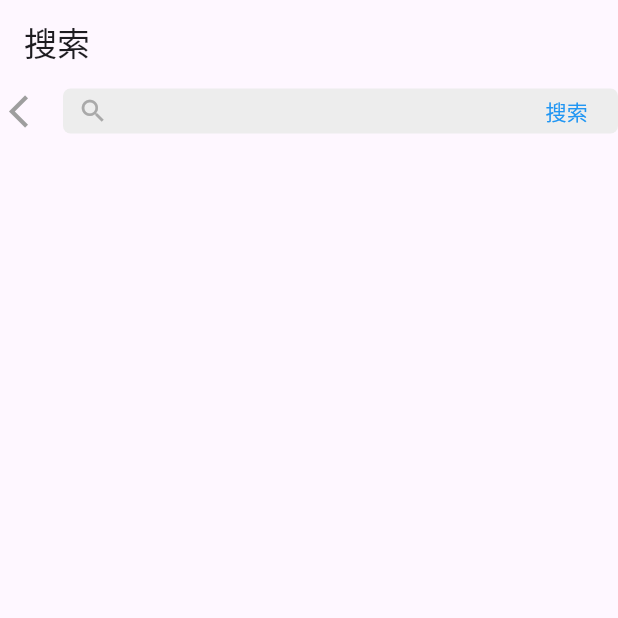
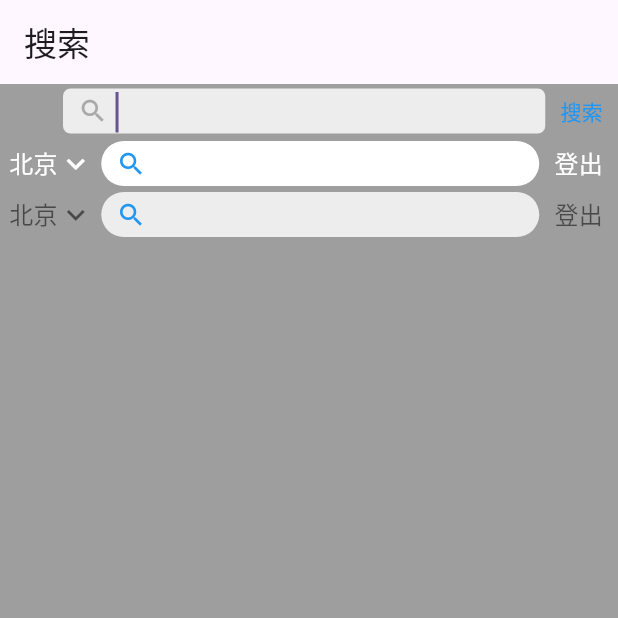
Before and after one commit to Boom618/Flutter_learn, a Flutter app: the SearchPage screen opened directly, on a phone screen of 412 x 824 dp, the top half of it. Run offline on Flutter 3.47's test engine with Material 3 defaults, Android fonts, the phone set to English and light mode, and no system bars; our stand-ins replace carousel_slider, shared_preferences; missing offline and left inert: flutter_hi_cache; accounts and stored records are empty.

Commit message:
feat ： 主页的两种搜索样式

```diff
--- a/lib/pages/search_page.dart
+++ b/lib/pages/search_page.dart
@@ -14,10 +14,17 @@ class _SearchPageState extends State<SearchPage> {
   @override
   Widget build(BuildContext context) {
     return Scaffold(
+      backgroundColor: Colors.grey,
       appBar: AppBar(
         title: const Text("搜索"),
       ),
-      body: SearchBarWidget(),
+      body: Column(
+        children: [
+          SearchBarWidget(searchBarType: SearchBarType.normal),
+          SearchBarWidget(searchBarType: SearchBarType.home),
+          SearchBarWidget(searchBarType: SearchBarType.homeLight),
+        ],
+      ),
     );
   }
 }
--- a/lib/widget/search_bar_widget.dart
+++ b/lib/widget/search_bar_widget.dart
@@ -82,23 +82,66 @@ class _SearchBarWidgetState extends State<SearchBarWidget> {
                 ? const Color(0xffa9a9a9)
                 : Colors.blue,
           ),
-          Expanded(child: Container()),
-          // 右侧的图标按钮
-          _wrapTap(
-              const Padding(
-                padding: EdgeInsets.fromLTRB(10, 5, 10, 5),
-                child: Text(
-                  "搜索",
-                  style: TextStyle(
-                    color: Colors.blue,
-                    fontSize: 14,
-                  ),
-                ),
-              ),
-              widget.rightButtonClick)
+          Expanded(child: _textField),
+          if (showClear)
+            _wrapTap(
+                const Icon(
+                  Icons.clear,
+                  size: 22,
+                  color: Colors.grey,
+                ), () {
+              setState(() {
+                _controller.clear();
+              });
+              _onChanged('');
+            })
         ],
       ),
     );
+  }
+
+  get _homeFontColor => widget.searchBarType == SearchBarType.homeLight
+      ? Colors.black54
+      : Colors.white;
+
+  /// 输入框
+  get _textField => widget.searchBarType == SearchBarType.normal
+      ? TextField(
+          controller: _controller,
+          onChanged: _onChanged,
+          autofocus: true,
+          // 自动获取焦点
+          style: const TextStyle(
+              color: Colors.black, fontSize: 18, fontWeight: FontWeight.w300),
+          // 输入框文本样式
+          decoration: InputDecoration(
+            contentPadding: const EdgeInsets.fromLTRB(5, 0, 5, 15),
+            border: InputBorder.none, // 去除输入框
+            hintText: widget.hint,
+            hintStyle: const TextStyle(fontSize: 15),
+          ),
+        )
+      : _wrapTap(
+          Text(
+            widget.defaultText ?? "",
+            style: const TextStyle(fontSize: 13, color: Colors.grey),
+          ),
+          widget.inputBoxClick);
+
+  //
+  void _onChanged(String value) {
+    if (value.isNotEmpty) {
+      setState(() {
+        showClear = true;
+      });
+    } else {
+      setState(() {
+        showClear = false;
+      });
+    }
+    if (widget.onChanged != null) {
+      widget.onChanged!(value);
+    }
   }
 
   @override
@@ -111,8 +154,47 @@ class _SearchBarWidgetState extends State<SearchBarWidget> {
 
   @override
   Widget build(BuildContext context) {
-    return _normalSearchBar();
+    return widget.searchBarType == SearchBarType.normal
+        ? _normalSearchBar()
+        : _homeSearchBar;
   }
+
+  /// 主页搜索样式
+  get _homeSearchBar => Row(
+        children: [
+          // 左边显示城市
+          _wrapTap(
+              Container(
+                padding: EdgeInsets.fromLTRB(6, 5, 5, 5),
+                child: Row(
+                  children: [
+                    Text(
+                      '北京',
+                      style: TextStyle(color: _homeFontColor, fontSize: 16),
+                    ),
+                    Icon(
+                      Icons.expand_more,
+                      color: _homeFontColor,
+                      size: 24,
+                    )
+                  ],
+                ),
+              ),
+              widget.leftButtonClick),
+          //输入框
+          Expanded(child: _inputBox),
+          // 登出
+          _wrapTap(
+              Container(
+                padding: const EdgeInsets.fromLTRB(10, 5, 10, 5),
+                child: Text(
+                  "登出",
+                  style: TextStyle(color: _homeFontColor, fontSize: 16),
+                ),
+              ),
+              widget.rightButtonClick)
+        ],
+      );
 
   Widget _normalSearchBar() {
     return Row(
@@ -126,6 +208,18 @@ class _SearchBarWidgetState extends State<SearchBarWidget> {
             widget.leftButtonClick),
         // 中间搜索框
         Expanded(child: _inputBox),
+        _wrapTap(
+            const Padding(
+              padding: EdgeInsets.fromLTRB(10, 5, 10, 5),
+              child: Text(
+                "搜索",
+                style: TextStyle(
+                  color: Colors.blue,
+                  fontSize: 14,
+                ),
+              ),
+            ),
+            widget.rightButtonClick)
       ],
     );
   }
```
